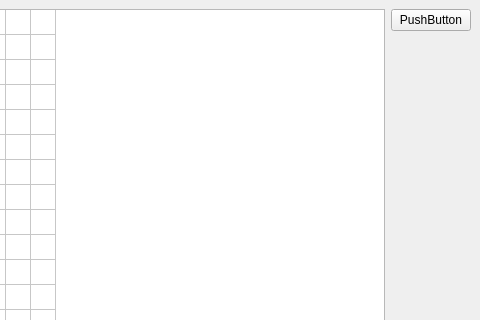
Above: 3/matrix/mainwindow.ui from Ivan091-outdated/QT before the change; both pictures show x 329 to 809 and y 0 to 320 of the 809 by 637 pixel window. Below: the same form after it.
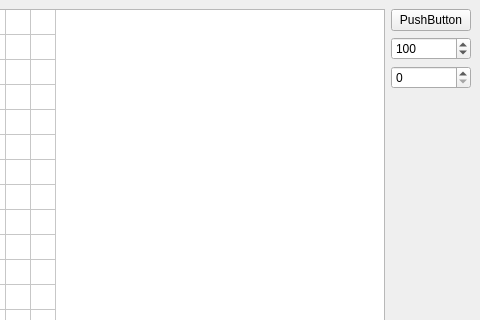
That is the form after the change.

The edit to the form file:
```diff
--- a/3/matrix/mainwindow.ui
+++ b/3/matrix/mainwindow.ui
@@ -127,6 +127,26 @@
         </property>
        </widget>
       </item>
+      <item>
+       <widget class="QSpinBox" name="spinBoxHigh">
+        <property name="maximum">
+         <number>1000</number>
+        </property>
+        <property name="value">
+         <number>100</number>
+        </property>
+       </widget>
+      </item>
+      <item>
+       <widget class="QSpinBox" name="spinBoxLow">
+        <property name="maximum">
+         <number>1000</number>
+        </property>
+        <property name="value">
+         <number>0</number>
+        </property>
+       </widget>
+      </item>
       <item>
        <spacer name="verticalSpacer">
         <property name="orientation">
```
Left out of the diff: 2 changed lines with no effect on the pictures.
